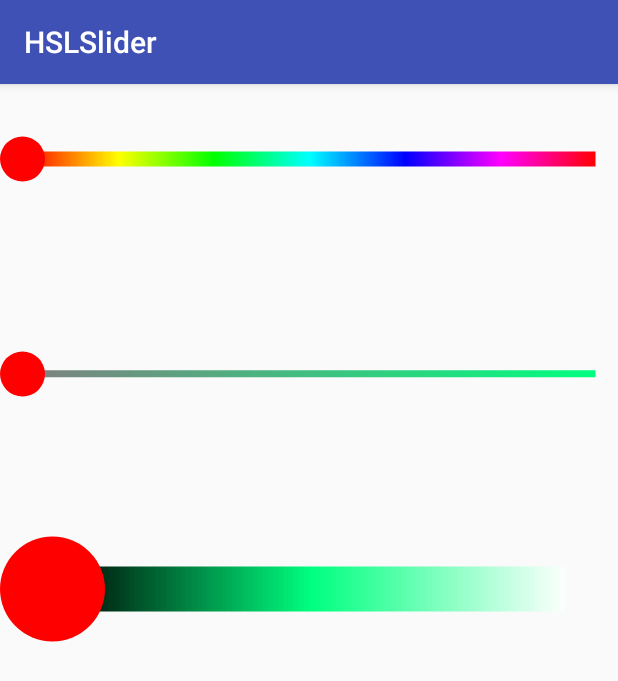
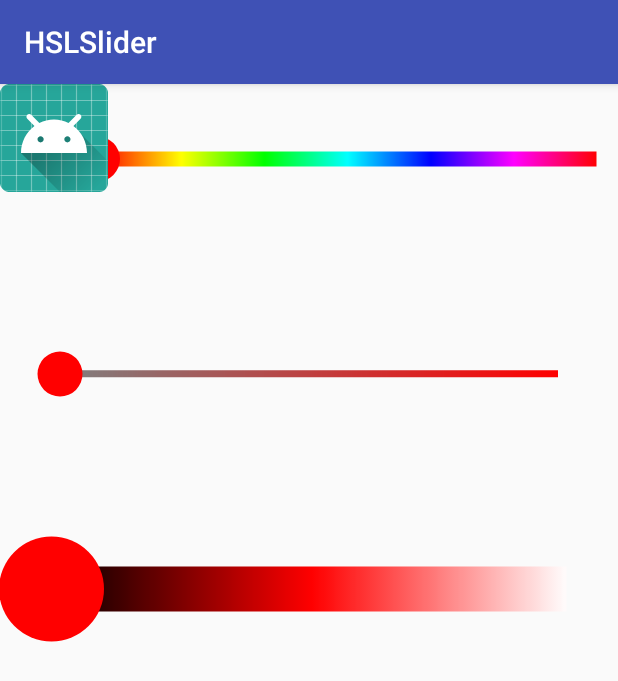
Before and after one commit to AkiStarFOX/customSlider, an Android app: the screen it shows after launch (MainActivity), on a phone screen of 412 x 824 dp. Shown: the top 681 px of the screen. Run offline under Robolectric (Android 15) with nearby library versions, the phone set to English and light mode, and no system bars.

Commit message:
add work tools

```diff
--- a/app/src/main/java/com/akistar/hslslider/HSLSlider.java
+++ b/app/src/main/java/com/akistar/hslslider/HSLSlider.java
@@ -25,6 +25,7 @@ public class HSLSlider extends View implements View.OnTouchListener {
     private String _typeOfSlider;
     private final static float DEFAULT_HEIGHT = 10;
     private final static float DEFAULT_RADIUS = 10;
+    private final static float DEFAULT_PADDING = 0;
     private float _heightV;
     private float _widthV;
     private float _xCenter;
@@ -33,7 +34,8 @@ public class HSLSlider extends View implements View.OnTouchListener {
     private HSL color;
     HSL color2;
     HSL color3;
-    ImageView img;
+    private float _paddingLeft;
+    private float _paddingRight;
 
 
     public HSL getColor() {
@@ -51,13 +53,22 @@ public class HSLSlider extends View implements View.OnTouchListener {
 
     public HSLSlider(Context context, @Nullable AttributeSet attrs) {
         super(context, attrs);
-        p = new Paint(Paint.ANTI_ALIAS_FLAG);
+        p = new Paint();
+        p.setAntiAlias(true);
+        p.setFilterBitmap(true);
+        p.setDither(true);
         _rect = new RectF();
-
+        int[] attributesPadding = new int[]{android.R.attr.paddingLeft, android.R.attr.paddingRight};
+        TypedArray attPadding = context.obtainStyledAttributes(attrs, attributesPadding);
         TypedArray attributes = context.obtainStyledAttributes(attrs, R.styleable.HSLSlider);
         _heightSlider = attributes.getDimension(R.styleable.HSLSlider_heigthSlider, DEFAULT_HEIGHT);
         _radiusPoint = attributes.getDimension(R.styleable.HSLSlider_radiusPoint, DEFAULT_RADIUS);
         _typeOfSlider = attributes.getString(R.styleable.HSLSlider_type);
+
+        _paddingLeft = attPadding.getDimension(0, -1);
+        _paddingRight = attPadding.getDimension(1, -1);
+        Log.d("TAG", "padding" + _paddingRight);
+
 
         color = new HSL(150f, 1f, 0.5f);
         color2 = new HSL(150f, 1f, 0.5f);
@@ -70,7 +81,7 @@ public class HSLSlider extends View implements View.OnTouchListener {
             }
             backImage = Bitmap.createBitmap(mass, 360, 1, Bitmap.Config.ARGB_8888);
         }
-        _xCenter=_radiusPoint;
+        _xCenter = _radiusPoint + _paddingLeft;
         this.setOnTouchListener(this);
     }
 
@@ -80,8 +91,9 @@ public class HSLSlider extends View implements View.OnTouchListener {
         _heightV = canvas.getHeight();
         _widthV = canvas.getWidth();
         if (_typeOfSlider.equals("hue")) {
-            canvas.drawBitmap(Bitmap.createScaledBitmap(backImage, (int)(_widthV - _radiusPoint * 2), (int) _heightSlider, false), _radiusPoint, _heightV / 2 - _heightSlider / 2, p);
-            color.h = (_xCenter-_radiusPoint) / ((_widthV-_radiusPoint*2) / 360);
+            canvas.drawBitmap(Bitmap.createScaledBitmap(backImage, (int) ((_widthV - _radiusPoint * 2) - (_paddingLeft + _paddingRight)), (int) _heightSlider, true), _radiusPoint + _paddingLeft, _heightV / 2 - _heightSlider / 2, p);
+            color.h = ((_xCenter - _radiusPoint - _paddingLeft) / (((_widthV - _radiusPoint) - _paddingRight) - _paddingLeft - _radiusPoint)) * 360;
+
 
         } else if (_typeOfSlider.equals("saturation")) {
             color2.set(color);
@@ -91,8 +103,8 @@ public class HSLSlider extends View implements View.OnTouchListener {
                 mass[i] = color2.toColor();
             }
             backImage = Bitmap.createBitmap(mass, 100, 1, Bitmap.Config.ARGB_8888);
-            canvas.drawBitmap(Bitmap.createScaledBitmap(backImage, (int) (_widthV - _radiusPoint * 2), (int) _heightSlider, false), _radiusPoint, _heightV / 2 - _heightSlider / 2, p);
-            color.s = ((_xCenter-_radiusPoint) / ((_widthV-_radiusPoint*2) / 100)) / 100;
+            canvas.drawBitmap(Bitmap.createScaledBitmap(backImage, (int) ((_widthV - _radiusPoint * 2) - (_paddingLeft + _paddingRight)), (int) _heightSlider, true), _radiusPoint + _paddingLeft, _heightV / 2 - _heightSlider / 2, p);
+            color.s = ((_xCenter - _radiusPoint - _paddingLeft) / (((_widthV - _radiusPoint) - _paddingRight) - _paddingLeft - _radiusPoint)) * 100;
 
         } else if (_typeOfSlider.equals("lightness")) {
             color3.set(color);
@@ -102,20 +114,21 @@ public class HSLSlider extends View implements View.OnTouchListener {
                 mass[i] = color3.toColor();
             }
             backImage = Bitmap.createBitmap(mass, 100, 1, Bitmap.Config.ARGB_8888);
-            canvas.drawBitmap(Bitmap.createScaledBitmap(backImage, (int) (_widthV - _radiusPoint * 2), (int) _heightSlider, false), _radiusPoint, _heightV / 2 - _heightSlider / 2, p);
-            color.l = ((_xCenter-_radiusPoint) / ((_widthV-_radiusPoint*2) / 100)) / 100;
+            canvas.drawBitmap(Bitmap.createScaledBitmap(backImage, (int) ((_widthV - _radiusPoint * 2) - (_paddingLeft + _paddingRight)), (int) _heightSlider, true), _radiusPoint + _paddingLeft, _heightV / 2 - _heightSlider / 2, p);
+            color.l = ((_xCenter - _radiusPoint - _paddingLeft) / (((_widthV - _radiusPoint) - _paddingRight) - _paddingLeft - _radiusPoint)) * 100;
         }
         p.setShader(null);
         p.setColor(Color.RED);
         canvas.drawCircle(_xCenter, _heightV / 2, _radiusPoint, p);
         this.invalidate();
+
     }
 
     @Override
     public boolean onTouch(View view, MotionEvent motionEvent) {
         switch (motionEvent.getAction()) {
             case MotionEvent.ACTION_DOWN:
-                if (motionEvent.getY() >= (_heightV / 2 - _heightSlider / 2) && motionEvent.getY() <= (_heightV / 2 + _heightSlider / 2) && motionEvent.getX() >= _radiusPoint && motionEvent.getX() <= _widthV - _radiusPoint) {
+                if (motionEvent.getY() >= (_heightV / 2 - _heightSlider / 2) && motionEvent.getY() <= (_heightV / 2 + _heightSlider / 2) && motionEvent.getX() >= _radiusPoint + _paddingLeft && motionEvent.getX() <= (_widthV - _radiusPoint) - _paddingRight) {
                     _xCenter = motionEvent.getX();
                     move = true;
                     this.invalidate();
@@ -129,18 +142,40 @@ public class HSLSlider extends View implements View.OnTouchListener {
                     this.invalidate();
                     _xDown = motionEvent.getX();
                 }
-                if (_xCenter <= _radiusPoint) {
-                    _xCenter = _radiusPoint;
+                if (_xCenter <= _radiusPoint + _paddingLeft) {
+                    _xCenter = _radiusPoint + _paddingLeft;
                 }
-                if (_xCenter >= _widthV - _radiusPoint) {
-                    _xCenter = _widthV - _radiusPoint;
+                if (_xCenter >= (_widthV - _radiusPoint) - _paddingRight) {
+                    _xCenter = (_widthV - _radiusPoint) - _paddingRight;
+                }
+                if (_typeOfSlider.equals("hue")) {
+                    if (_valueChangeListener != null) {
+                        _valueChangeListener.onValueChange(this, color.h);
+                    }
+                }
+                if (_typeOfSlider.equals("saturation")) {
+                    if (_valueChangeListener != null) {
+                        _valueChangeListener.onValueChange(this, color.s);
+                    }
+                }
+                if (_typeOfSlider.equals("lightness")) {
+                    if (_valueChangeListener != null) {
+                        _valueChangeListener.onValueChange(this, color.l);
+                    }
                 }
         }
         return true;
     }
-    public interface HSLSliderTouch {
+
+    public interface OnValueChangeListener {
+        void onValueChange(HSLSlider slider, float value);
+    }
+
+    private OnValueChangeListener _valueChangeListener;
+
+    public void setOnValueChangeListener(OnValueChangeListener listener) {
+        _valueChangeListener = listener;
+    }
 
 
-    }
-
 }
--- a/app/src/main/java/com/akistar/hslslider/MainActivity.java
+++ b/app/src/main/java/com/akistar/hslslider/MainActivity.java
@@ -12,7 +12,7 @@ import android.widget.ImageButton;
 import android.widget.ImageView;
 import android.widget.SeekBar;
 
-public class MainActivity extends AppCompatActivity  implements View.OnTouchListener{
+public class MainActivity extends AppCompatActivity  implements HSLSlider.OnValueChangeListener{
     ImageView img;
     HSL hsl;
     HSLSlider h;
@@ -31,14 +31,19 @@ public class MainActivity extends AppCompatActivity  implements View.OnTouchList
         h = findViewById(R.id.h);
         s = findViewById(R.id.s);
         l = findViewById(R.id.l);
-//        s.setColor(h.getColor());
-//        l.setColor(s.getColor());
+        s.setColor(h.getColor());
+        l.setColor(s.getColor());
 
         hsl = new HSL(h.getColor().h, s.getColor().s, l.getColor().l);
         bitmap = Bitmap.createBitmap(100, 100, Bitmap.Config.ARGB_8888);
-        hsl.set(l.getColor());
+        hsl.set(h.getColor());
         bitmap.eraseColor(hsl.toColor());
-        layout.setOnTouchListener(this);
+        img = findViewById(R.id.imageView);
+        h.setOnValueChangeListener(this);
+        s.setOnValueChangeListener(this);
+        l.setOnValueChangeListener(this);
+
+
 
 
 
@@ -46,14 +51,17 @@ public class MainActivity extends AppCompatActivity  implements View.OnTouchList
     }
 
 
+    @Override
+    public void onValueChange(HSLSlider slider, float value) {
+        if (slider==h){
+            Log.d("TAG","value = " + value);
+        }
+        if (slider==s){
+            Log.d("TAG","value = " + value);
+        }
+        if (slider==l){
+            Log.d("TAG","value = " + value);
+        }
 
-    @Override
-    public boolean onTouch(View view, MotionEvent motionEvent) {
-
-        Log.d("TAG", "h = " + h.getColor().h + " s = " + h.getColor().s + " l = " + h.getColor().l);
-        Log.d("TAG", "h2 = " + s.getColor().h + " s2 = " + s.getColor().s + " l2 = " + s.getColor().l);
-        Log.d("TAG", "h3 = " + l.getColor().h + " s3 = " + l.getColor().s + " l3 = " + l.getColor().l);
-
-        return true;
     }
 }
--- a/app/src/main/res/layout/activity_main.xml
+++ b/app/src/main/res/layout/activity_main.xml
@@ -12,10 +12,13 @@
         android:id="@+id/h"
         android:layout_width="0dp"
         android:layout_height="100dp"
+        android:paddingLeft="50dp"
         app:heigthSlider="10dp"
+        app:layout_constraintEnd_toEndOf="parent"
         app:layout_constraintStart_toStartOf="parent"
+
         app:radiusPoint="15dp"
-        app:type="@string/hue"/>
+        app:type="@string/hue" />
 
     <com.akistar.hslslider.HSLSlider
         android:id="@+id/s"
@@ -23,6 +26,8 @@
         android:layout_height="100dp"
         android:layout_marginTop="43dp"
         app:heigthSlider="5dp"
+        android:paddingRight="25dp"
+        android:paddingLeft="25dp"
         app:layout_constraintEnd_toEndOf="parent"
         app:layout_constraintStart_toStartOf="parent"
         app:layout_constraintTop_toBottomOf="@+id/h"
@@ -42,6 +47,13 @@
         app:radiusPoint="35dp"
         app:type="@string/lightness"/>
 
+    <ImageView
+        android:id="@+id/imageView"
+        android:layout_width="wrap_content"
+        android:layout_height="wrap_content"
+        app:srcCompat="@mipmap/ic_launcher"
+        tools:layout_editor_absoluteX="166dp"
+        tools:layout_editor_absoluteY="420dp" />
 
 
 </android.support.constraint.ConstraintLayout>
```
